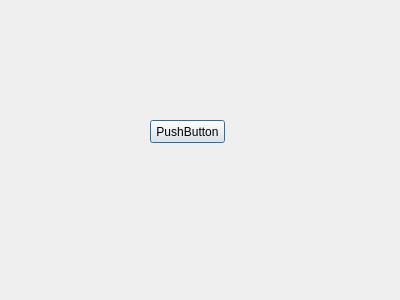
Old version of the form test.ui in the repository kikiru328/Manufacturing_System.
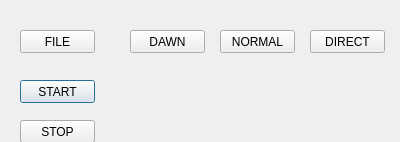
New version of the form.

Diff of the .ui file:
```diff
--- a/test.ui
+++ b/test.ui
@@ -7,7 +7,7 @@
     <x>0</x>
     <y>0</y>
     <width>400</width>
-    <height>300</height>
+    <height>142</height>
    </rect>
   </property>
   <property name="windowTitle">
@@ -16,14 +16,79 @@
   <widget class="QPushButton" name="pushButton">
    <property name="geometry">
     <rect>
-     <x>150</x>
+     <x>20</x>
+     <y>80</y>
+     <width>75</width>
+     <height>23</height>
+    </rect>
+   </property>
+   <property name="text">
+    <string>START</string>
+   </property>
+  </widget>
+  <widget class="QPushButton" name="FILEPATH">
+   <property name="geometry">
+    <rect>
+     <x>20</x>
+     <y>30</y>
+     <width>75</width>
+     <height>23</height>
+    </rect>
+   </property>
+   <property name="text">
+    <string>FILE</string>
+   </property>
+  </widget>
+  <widget class="QPushButton" name="DAWN">
+   <property name="geometry">
+    <rect>
+     <x>130</x>
+     <y>30</y>
+     <width>75</width>
+     <height>23</height>
+    </rect>
+   </property>
+   <property name="text">
+    <string>DAWN</string>
+   </property>
+  </widget>
+  <widget class="QPushButton" name="NORMAL">
+   <property name="geometry">
+    <rect>
+     <x>220</x>
+     <y>30</y>
+     <width>75</width>
+     <height>23</height>
+    </rect>
+   </property>
+   <property name="text">
+    <string>NORMAL</string>
+   </property>
+  </widget>
+  <widget class="QPushButton" name="DIRECT">
+   <property name="geometry">
+    <rect>
+     <x>310</x>
+     <y>30</y>
+     <width>75</width>
+     <height>23</height>
+    </rect>
+   </property>
+   <property name="text">
+    <string>DIRECT</string>
+   </property>
+  </widget>
+  <widget class="QPushButton" name="STOP">
+   <property name="geometry">
+    <rect>
+     <x>20</x>
      <y>120</y>
      <width>75</width>
      <height>23</height>
     </rect>
    </property>
    <property name="text">
-    <string>PushButton</string>
+    <string>STOP</string>
    </property>
   </widget>
  </widget>
```
Left out of the diff: 2 changed lines with no effect on the pictures.
